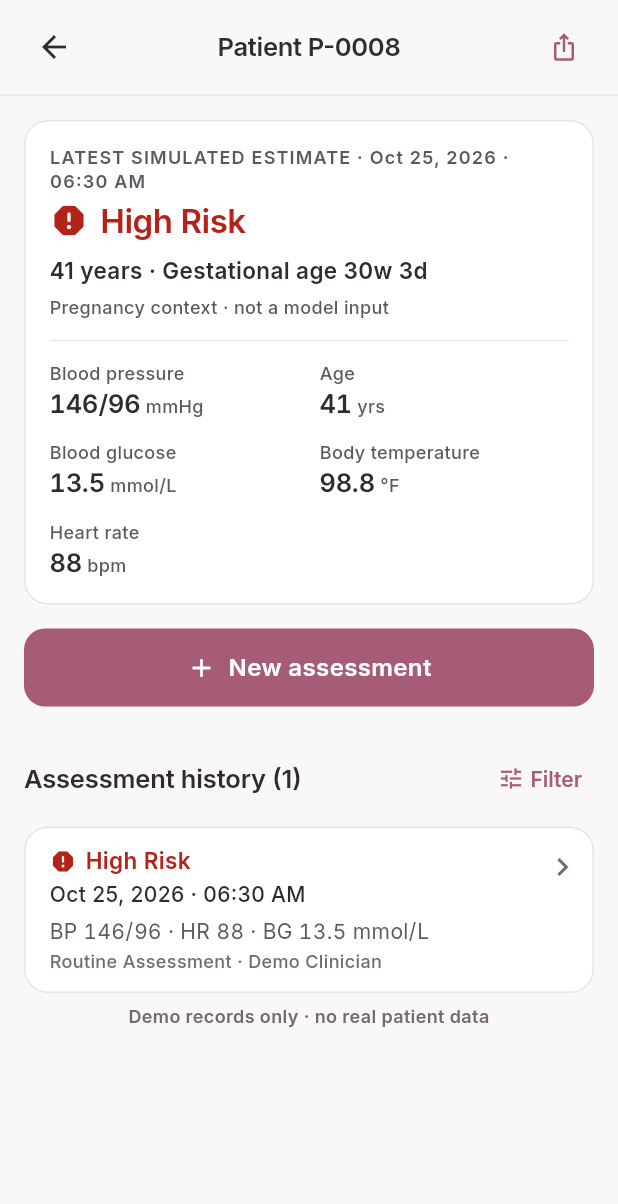
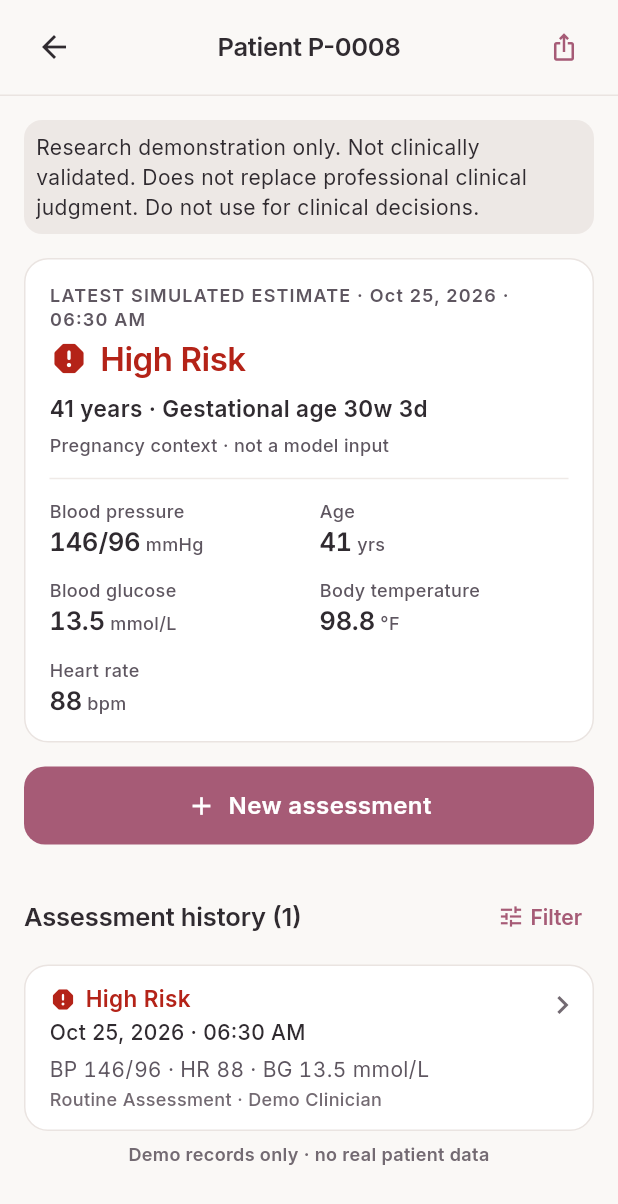
Before and after one commit to aiovyvy/ThesisPrototype, a Flutter app: the HomeScreen screen opened directly, after a tap on "P-0008", on a phone screen of 412 x 824 dp. Shown: the top 1204 px of the screen. Run offline on Flutter 3.47's test engine with Material 3 defaults, Android fonts, the phone set to English and light mode, and no system bars; our stand-ins replace google_fonts; missing offline and left inert: dart:js_interop.

Commit message:
Add consistent research disclaimers across AIOVY screens

```diff
--- a/lib/core/constants/app_strings.dart
+++ b/lib/core/constants/app_strings.dart
@@ -11,6 +11,9 @@ class AppStrings {
 
   static const String decisionNotice = 'AIOVY provides machine-learning decision support and does not replace '
       'professional clinical judgment or comprehensive diagnostic evaluation.';
+
+  static const String researchDisclaimer = 'Research demonstration only. Not clinically validated. '
+      'Does not replace professional clinical judgment. Do not use for clinical decisions.';
 
   /// Shown on every result produced by the built-in demo classifier.
   static const String demoOutputTag = 'Simulated · demo classifier, not the trained model';
--- a/lib/screens/assessment/assessment_input_screen.dart
+++ b/lib/screens/assessment/assessment_input_screen.dart
@@ -15,6 +15,7 @@ import '../../widgets/app_header.dart';
 import '../../widgets/buttons.dart';
 import '../../widgets/common.dart';
 import '../../widgets/dialogs.dart';
+import '../../widgets/research_disclaimer.dart';
 import '../processing/processing_screen.dart';
 import 'indicator_input_card.dart';
 import 'indicator_spec.dart';
@@ -258,6 +259,8 @@ class _AssessmentInputScreenState extends State<AssessmentInputScreen> {
                     keyboardDismissBehavior: ScrollViewKeyboardDismissBehavior.onDrag,
                     padding: AppLayout.page(context, top: AppSpacing.md, bottom: AppSpacing.lg),
                     children: [
+                      const ResearchDisclaimer(),
+                      const SizedBox(height: AppSpacing.md),
                       _PatientStrip(patientId: _patientId, isNew: _isNewPatient, action: formAction),
                       const SizedBox(height: 10),
                       // The one place real patient data could be typed in.
--- a/lib/screens/home/home_screen.dart
+++ b/lib/screens/home/home_screen.dart
@@ -11,6 +11,7 @@ import '../../widgets/app_header.dart';
 import '../../widgets/buttons.dart';
 import '../../widgets/common.dart';
 import '../../widgets/patient_widgets.dart';
+import '../../widgets/research_disclaimer.dart';
 import '../assessment/assessment_input_screen.dart';
 import '../patient_profile/patient_profile_screen.dart';
 
@@ -38,6 +39,8 @@ class HomeScreen extends StatelessWidget {
           return ListView(
             padding: AppLayout.page(context, top: 20, bottom: AppSpacing.xl),
             children: [
+              const ResearchDisclaimer(),
+              const SizedBox(height: AppSpacing.md),
               Text(
                 '${Fmt.greeting(now)}, ${scope.clinician.displayName}',
                 style: AppTextStyles.headlineMd,
--- a/lib/screens/patient_profile/patient_profile_screen.dart
+++ b/lib/screens/patient_profile/patient_profile_screen.dart
@@ -15,6 +15,7 @@ import '../../widgets/app_header.dart';
 import '../../widgets/buttons.dart';
 import '../../widgets/common.dart';
 import '../../widgets/patient_widgets.dart';
+import '../../widgets/research_disclaimer.dart';
 import '../assessment/assessment_input_screen.dart';
 import '../result/result_screen.dart';
 
@@ -93,10 +94,11 @@ class _PatientProfileScreenState extends State<PatientProfileScreen> {
       body: AppStateBuilder(builder: (context, scope) {
         final p = scope.repository.byId(widget.patientId);
         if (p == null) {
-          return Center(
-              child: Padding(
+          return ListView(
             padding: const EdgeInsets.all(AppSpacing.lg),
-            child: Column(mainAxisSize: MainAxisSize.min, children: [
+            children: [
+              const ResearchDisclaimer(),
+              const SizedBox(height: AppSpacing.md),
               Text('Record unavailable', style: AppTextStyles.titleMd),
               const SizedBox(height: AppSpacing.sm),
               const Text(
@@ -105,8 +107,8 @@ class _PatientProfileScreenState extends State<PatientProfileScreen> {
               const SizedBox(height: AppSpacing.md),
               PrimaryButton(
                   label: 'Return to Patients', onPressed: () => AppNavigator.openTab(context, ShellTab.patients)),
-            ]),
-          ));
+            ],
+          );
         }
         final s = scope.settings;
         final history =
@@ -115,6 +117,8 @@ class _PatientProfileScreenState extends State<PatientProfileScreen> {
         return ListView(
           padding: AppLayout.page(context, top: AppSpacing.md, bottom: AppSpacing.xl),
           children: [
+            const ResearchDisclaimer(),
+            const SizedBox(height: AppSpacing.md),
             _StatusCard(patient: p, settings: s),
             const SizedBox(height: AppSpacing.md),
             PrimaryButton(
--- a/lib/screens/patients/patients_screen.dart
+++ b/lib/screens/patients/patients_screen.dart
@@ -12,6 +12,7 @@ import '../../widgets/buttons.dart';
 import '../../widgets/common.dart';
 import '../../widgets/patient_widgets.dart';
 import '../../widgets/risk_badge.dart';
+import '../../widgets/research_disclaimer.dart';
 import '../patient_profile/patient_profile_screen.dart';
 
 /// Stitch: patients_list
@@ -62,6 +63,8 @@ class _PatientsScreenState extends State<PatientsScreen> {
             SliverPadding(
               padding: AppLayout.page(context, top: AppSpacing.md, bottom: 0),
               sliver: SliverList.list(children: [
+                const ResearchDisclaimer(),
+                const SizedBox(height: AppSpacing.md),
                 const PredictionModeNote(),
                 TextField(
                   controller: _search,
--- a/lib/screens/processing/processing_screen.dart
+++ b/lib/screens/processing/processing_screen.dart
@@ -19,6 +19,7 @@ import '../../widgets/aiovy_logo.dart';
 import '../../widgets/app_header.dart';
 import '../../widgets/buttons.dart';
 import '../../widgets/common.dart';
+import '../../widgets/research_disclaimer.dart';
 import '../result/result_screen.dart';
 
 /// Runs the classifier, then replaces itself with the result.
@@ -166,6 +167,8 @@ class _ProcessingScreenState extends State<ProcessingScreen> {
     return ListView(
       padding: AppLayout.page(context, top: AppSpacing.xl, bottom: AppSpacing.lg),
       children: [
+        const ResearchDisclaimer(),
+        const SizedBox(height: AppSpacing.md),
         Center(child: _Spinner(done: done)),
         const SizedBox(height: AppSpacing.lg),
         Semantics(
@@ -226,6 +229,8 @@ class _ProcessingScreenState extends State<ProcessingScreen> {
     return ListView(
       padding: AppLayout.page(context, top: AppSpacing.xl, bottom: AppSpacing.lg),
       children: [
+        const ResearchDisclaimer(),
+        const SizedBox(height: AppSpacing.md),
         const Center(
           child: IconTile(
             icon: Icons.cloud_off_outlined,
--- a/lib/screens/research/research_demo_screen.dart
+++ b/lib/screens/research/research_demo_screen.dart
@@ -6,6 +6,7 @@ import '../../core/theme/app_colors.dart';
 import '../../core/theme/app_text_styles.dart';
 import '../../services/research_demo_client.dart';
 import '../../widgets/app_header.dart';
+import '../../widgets/research_disclaimer.dart';
 
 /// Public fixed examples only. No repository, assessment or session dependency.
 class ResearchDemoScreen extends StatefulWidget {
@@ -81,6 +82,8 @@ class _ResearchDemoScreenState extends State<ResearchDemoScreen> {
                 child: SingleChildScrollView(
               padding: EdgeInsets.fromLTRB(side, 24, side, 32),
               child: Column(crossAxisAlignment: CrossAxisAlignment.stretch, children: [
+                const ResearchDisclaimer(),
+                const SizedBox(height: 16),
                 Text('Explore the model, one example at a time', style: AppTextStyles.headlineMd),
                 const SizedBox(height: 8),
                 const Text('Six fixed held-out records show both correct and incorrect predictions. '
@@ -143,8 +146,6 @@ class _ResearchDemoScreenState extends State<ResearchDemoScreen> {
   Widget _warnings(double side, bool wide) {
     final purpose = Column(crossAxisAlignment: CrossAxisAlignment.start, children: [
       Text('Experimental research model', style: AppTextStyles.labelLg.copyWith(color: AppColors.primaryDark)),
-      const SizedBox(height: 3),
-      const Text('Demonstration only. Must not be used for clinical decisions.'),
     ]);
     final units = Text('Glucose: provisionally mmol/L. Source unit labels conflict; values are unchanged.',
         style: AppTextStyles.bodySm.copyWith(color: AppColors.onSurfaceVariant));
--- a/lib/screens/shap/shap_screen.dart
+++ b/lib/screens/shap/shap_screen.dart
@@ -14,6 +14,7 @@ import '../../widgets/app_header.dart';
 import '../../widgets/buttons.dart';
 import '../../widgets/common.dart';
 import '../../widgets/explanation_widgets.dart';
+import '../../widgets/research_disclaimer.dart';
 import '../research/research_screen.dart';
 
 /// Deterministic explanations of the supplied prediction, with no clinical
@@ -41,6 +42,8 @@ class ShapScreen extends StatelessWidget implements TemporaryWebPage {
           return ListView(
             padding: AppLayout.page(context, top: AppSpacing.md, bottom: AppSpacing.xl),
             children: [
+              const ResearchDisclaimer(),
+              const SizedBox(height: AppSpacing.md),
               Semantics(
                 header: true,
                 child: Text('Why did AI predict this?', style: AppTextStyles.headlineMd),
--- /dev/null
+++ b/lib/widgets/research_disclaimer.dart
@@ -0,0 +1,24 @@
+import 'package:flutter/material.dart';
+
+import '../core/constants/app_strings.dart';
+import '../core/theme/app_colors.dart';
+import '../core/theme/app_spacing.dart';
+import '../core/theme/app_text_styles.dart';
+
+/// Mode-independent research notice. Place once in each screen's scrollable
+/// content; model-specific and synthetic-data warnings remain separate.
+class ResearchDisclaimer extends StatelessWidget {
+  const ResearchDisclaimer({super.key});
+
+  @override
+  Widget build(BuildContext context) => Container(
+        padding: const EdgeInsets.all(AppSpacing.sm),
+        decoration: BoxDecoration(
+          color: AppColors.surfaceContainer,
+          borderRadius: BorderRadius.circular(AppRadius.md),
+        ),
+        // Full-width text keeps the notice compact on small screens at 200%.
+        child: Text(AppStrings.researchDisclaimer,
+            style: AppTextStyles.bodySm.copyWith(color: AppColors.onSurface)),
+      );
+}
```
Also changed, not shown: lib/screens/research/research_screen.dart (+6 -8 lines), lib/screens/result/result_screen.dart (+12 -23 lines), 5 other files.
